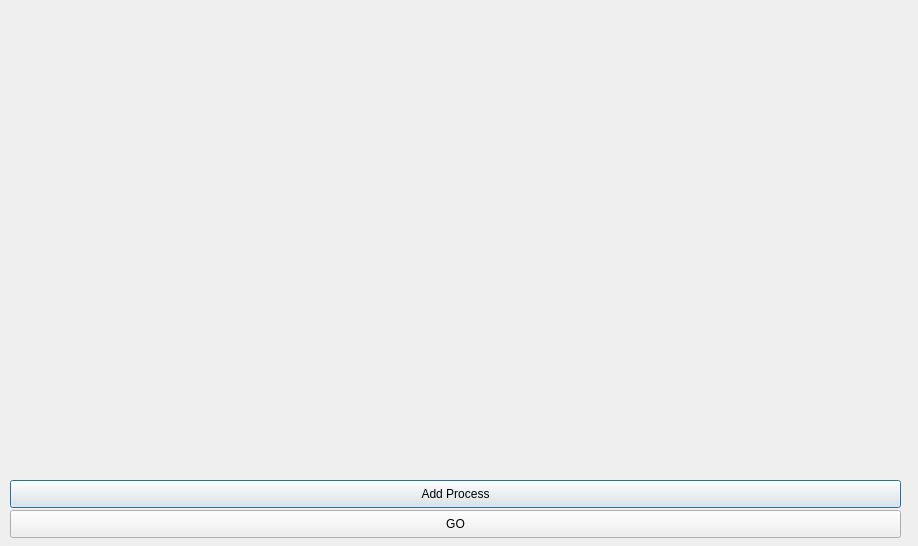
Old version of the form CPUSchedulers/fcfs_dialog.ui in the repository lameesemad1996/CPUSchedulers.
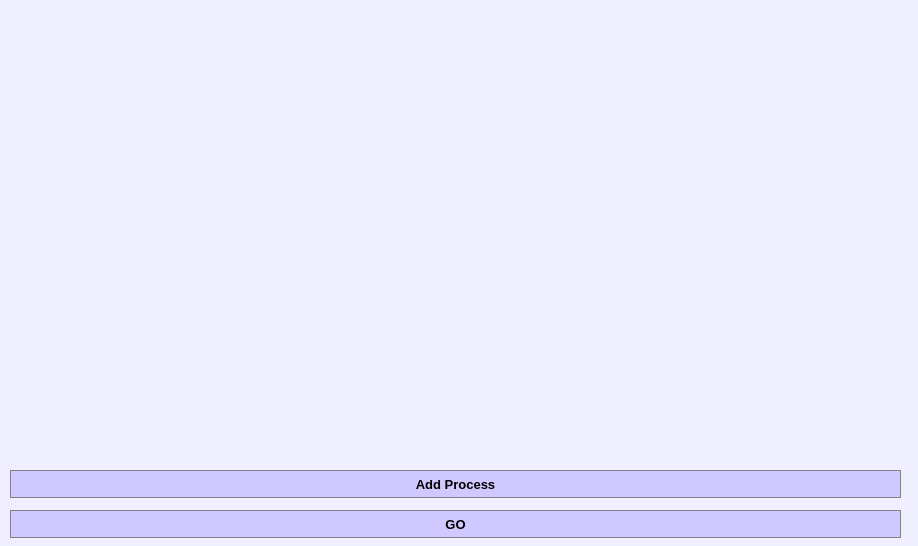
New version of the form.

Patch:
```diff
--- a/CPUSchedulers/fcfs_dialog.ui
+++ b/CPUSchedulers/fcfs_dialog.ui
@@ -13,11 +13,14 @@
   <property name="windowTitle">
    <string>Dialog</string>
   </property>
+  <property name="styleSheet">
+   <string notr="true">background-color: rgb(240, 239, 255);</string>
+  </property>
   <widget class="QPushButton" name="pushButton_addProcess">
    <property name="geometry">
     <rect>
      <x>10</x>
-     <y>480</y>
+     <y>470</y>
      <width>891</width>
      <height>28</height>
     </rect>
@@ -28,6 +31,24 @@
      <verstretch>0</verstretch>
     </sizepolicy>
    </property>
+   <property name="font">
+    <font>
+     <pointsize>10</pointsize>
+     <weight>75</weight>
+     <bold>true</bold>
+    </font>
+   </property>
+   <property name="styleSheet">
+    <string notr="true">QPushButton {
+	border: 1px solid gray;
+	background-color:rgb(208, 201, 255);
+}
+QPushButton:pressed {
+    background-color: qlineargradient(x1: 0, y1: 0, x2: 0, y2: 1,
+                                      stop: 0 #dadbde, stop: 1 #f6f7fa);
+}
+</string>
+   </property>
    <property name="text">
     <string>Add Process</string>
    </property>
@@ -38,7 +59,7 @@
      <x>11</x>
      <y>11</y>
      <width>891</width>
-     <height>461</height>
+     <height>451</height>
     </rect>
    </property>
    <layout class="QVBoxLayout" name="verticalLayout_2"/>
@@ -58,6 +79,24 @@
      <verstretch>0</verstretch>
     </sizepolicy>
    </property>
+   <property name="font">
+    <font>
+     <pointsize>10</pointsize>
+     <weight>75</weight>
+     <bold>true</bold>
+    </font>
+   </property>
+   <property name="styleSheet">
+    <string notr="true">QPushButton {
+	border: 1px solid gray;
+	background-color:rgb(208, 201, 255);
+}
+QPushButton:pressed {
+    background-color: qlineargradient(x1: 0, y1: 0, x2: 0, y2: 1,
+                                      stop: 0 #dadbde, stop: 1 #f6f7fa);
+}
+</string>
+   </property>
    <property name="text">
     <string>GO</string>
    </property>
```
